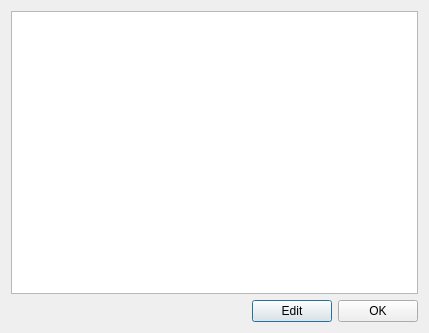
Qt form Src/ViewRecordDlg.ui (gomons/Programm) before a commit.
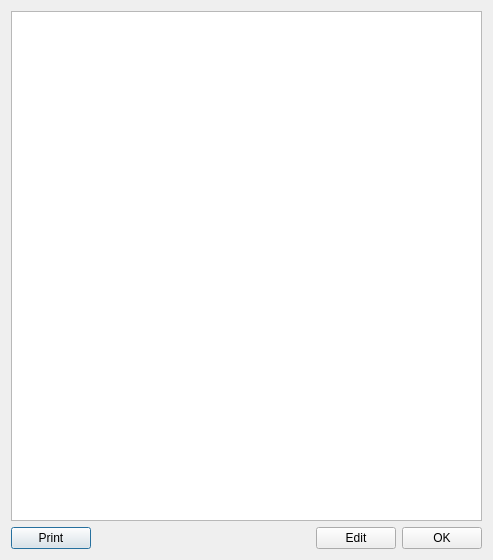
The same form after that commit.

```diff
--- a/Src/ViewRecordDlg.ui
+++ b/Src/ViewRecordDlg.ui
@@ -6,8 +6,8 @@
    <rect>
     <x>0</x>
     <y>0</y>
-    <width>429</width>
-    <height>333</height>
+    <width>493</width>
+    <height>560</height>
    </rect>
   </property>
   <property name="windowTitle">
@@ -23,6 +23,13 @@
    </item>
    <item>
     <layout class="QHBoxLayout" name="horizontalLayout">
+     <item>
+      <widget class="QPushButton" name="printButton">
+       <property name="text">
+        <string>Print</string>
+       </property>
+      </widget>
+     </item>
      <item>
       <spacer name="horizontalSpacer">
        <property name="orientation">
```
Left out of the diff: 2 changed lines with no effect on the pictures.
